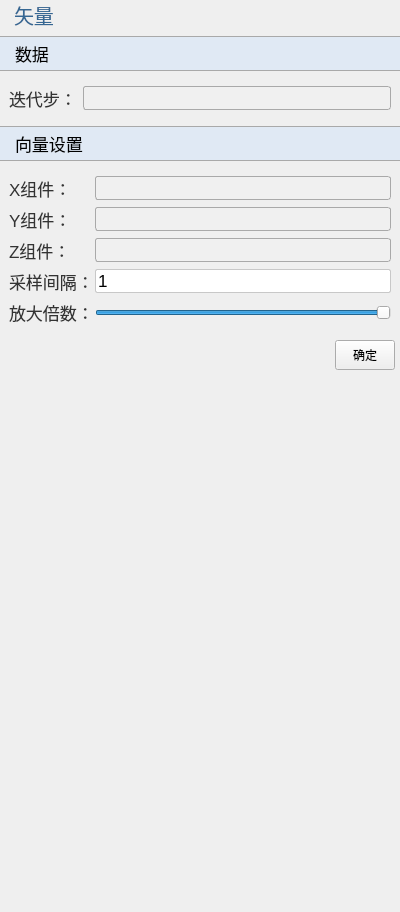
The window that plugins/Base_PostProcessing/VectorSettingWidget.ui (asd977/base_cae) describes before a commit, drawn with Qt 5.
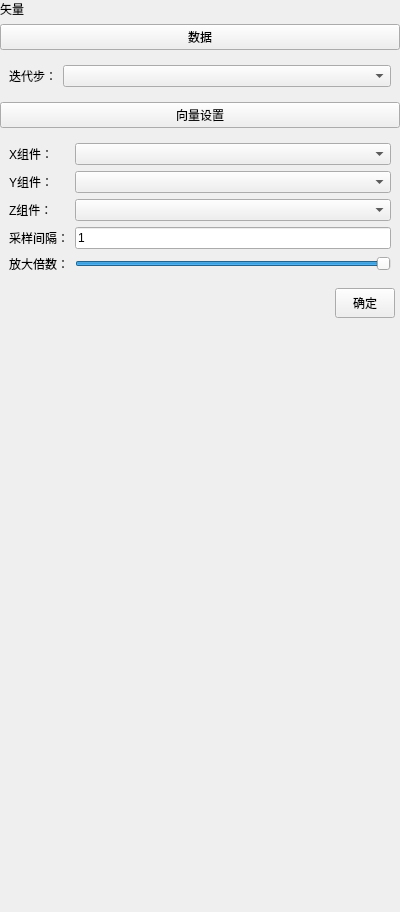
The same window after the commit. Icons and pictures are not drawn.

```diff
--- a/plugins/Base_PostProcessing/VectorSettingWidget.ui
+++ b/plugins/Base_PostProcessing/VectorSettingWidget.ui
@@ -13,131 +13,6 @@
   <property name="windowTitle">
    <string>Form</string>
   </property>
-  <property name="styleSheet">
-   <string notr="true">QWidget{
-font-family: &quot;Microsoft YaHei&quot;, &quot;微软雅黑&quot;;
-}
-QPushButton#pushButton_2,
-QPushButton#pushButton {
-    background-color: rgb(224, 233, 244);
-    border-width: 1px;
-    border-color: rgb(121, 121, 121);
-    border-style: solid;
-    height: 33px;
-    border-top: 1px solid rgb(169, 169, 169); /* 上边框为灰色 */
-    border-bottom: 1px solid rgb(169, 169, 169); /* 下边框为灰色 */
-    border-left: none; /* 移除左边框 */
-    border-right: none;
-    text-align: left;
-	padding-left: 15px;
-	font-size: 17px;
-	border-style: solid;
-}
-QLabel {
-    font-family: &quot;Microsoft YaHei&quot;, &quot;微软雅黑&quot;;
-    font-size: 17px;
-    text-align: left;
-    color: rgb(51, 51, 51);
-    white-space: nowrap;
-    line-height: 50px;
-    position: absolute;
-    top: 0px;
-    left: 0px;
-}
-QLabel#label {
-    font-size: 20px;
-    font-family: &quot;Microsoft YaHei&quot;, 微软雅黑;
-    text-align: left;
-	padding-left:9px;
-    color: rgb(53, 103, 147);
-}
-QComboBox {
-    font-family: &quot;Microsoft YaHei&quot;, 微软雅黑;
-    font-size: 17px;
-    text-align: left;
-    color: rgb(51, 51, 51);
-    padding-left:6px;
-    background: rgb(240, 240, 240);
-    border: 1px solid rgb(169, 169, 169);
-    border-radius: 3px; /* 设置边框的圆角半径为5像素 */
-}
-QComboBox::drop-down {
-    background: rgb(240, 240, 240);
-}
-QComboBox::down-arrow {
-    image: url(:/resources/down_arrow.png); /* 替换下拉箭头图标 */
-}
-/*QCombobox右侧按钮*/
-QComboBox::drop-down {
-    subcontrol-origin: padding;
-    subcontrol-position: top right;/*放于右方顶部*/
-    border-top-right-radius: 3px;/*设置边框圆角*/
-    border-bottom-right-radius: 3px;
-}
-QLineEdit {
-    border: 1px solid rgb(200, 200, 200); /* 设置边框为淡灰色 */
-    border-radius: 2px; /* 设置圆角半径为 5 像素 */
-	font-size: 17px;
-}
-QLineEdit:focus {
-    border-color: rgb(100, 100, 255); /* 设置焦点时的边框颜色为蓝色 */
-    outline: none; /* 去掉默认的焦点边框 */
-}
-
-QRadioButton {
-    font-size: 17px; /* 设置字体大小为 14 像素 */
-}
-
-QCheckBox {
-    font-size: 17px; /* 设置字体大小为 14 像素 */
-}
-
-QGroupBox{
-    font-size: 17px; /* 设置字体大小为 14 像素 */   
-}
-
-QPushButton#pushButton_contour_multi{
-    background-color: rgb(255, 255, 255); /* 背景色 */
-    border-width: 1px;                   /* 边框宽度 */
-    border-color: rgb(121, 121, 121);    /* 边框颜色 */	
-	font-size: 17px;
-    border-style: solid;                 /* 边框样式 */
-    border-radius: 2px;                /* 边框圆角 */
-    text-align: center;                    /* 文字左对齐 */
-
-    /* 默认状态 */
-}
-QPushButton#pushButton_contour_multi:hover{
-    background-color: rgb(235, 235, 235); /* 悬浮时的背景色 */
-    border-color: rgb(100, 100, 100);     /* 悬浮时的边框颜色 */
-}
-
-QPushButton#pushButton_contour_multi:pressed{
-    background-color: rgb(200, 200, 200); /* 点击时的背景色 */
-    border-color: rgb(80, 80, 80);         /* 点击时的边框颜色 */
-}
-
-QPushButton#pushButton_contour_single{
-    background-color: rgb(255, 255, 255); /* 背景色 */
-    border-width: 1px;                   /* 边框宽度 */
-    border-color: rgb(121, 121, 121);    /* 边框颜色 */	
-	font-size: 17px;
-    border-style: solid;                 /* 边框样式 */
-    border-radius: 2px;                /* 边框圆角 */
-    text-align: center;                    /* 文字左对齐 */
-
-    /* 默认状态 */
-}
-QPushButton#pushButton_contour_single:hover{
-    background-color: rgb(235, 235, 235); /* 悬浮时的背景色 */
-    border-color: rgb(100, 100, 100);     /* 悬浮时的边框颜色 */
-}
-
-QPushButton#pushButton_contour_single:pressed{
-    background-color: rgb(200, 200, 200); /* 点击时的背景色 */
-    border-color: rgb(80, 80, 80);         /* 点击时的边框颜色 */
-}</string>
-  </property>
   <layout class="QVBoxLayout" name="verticalLayout">
    <property name="leftMargin">
     <number>0</number>
```
